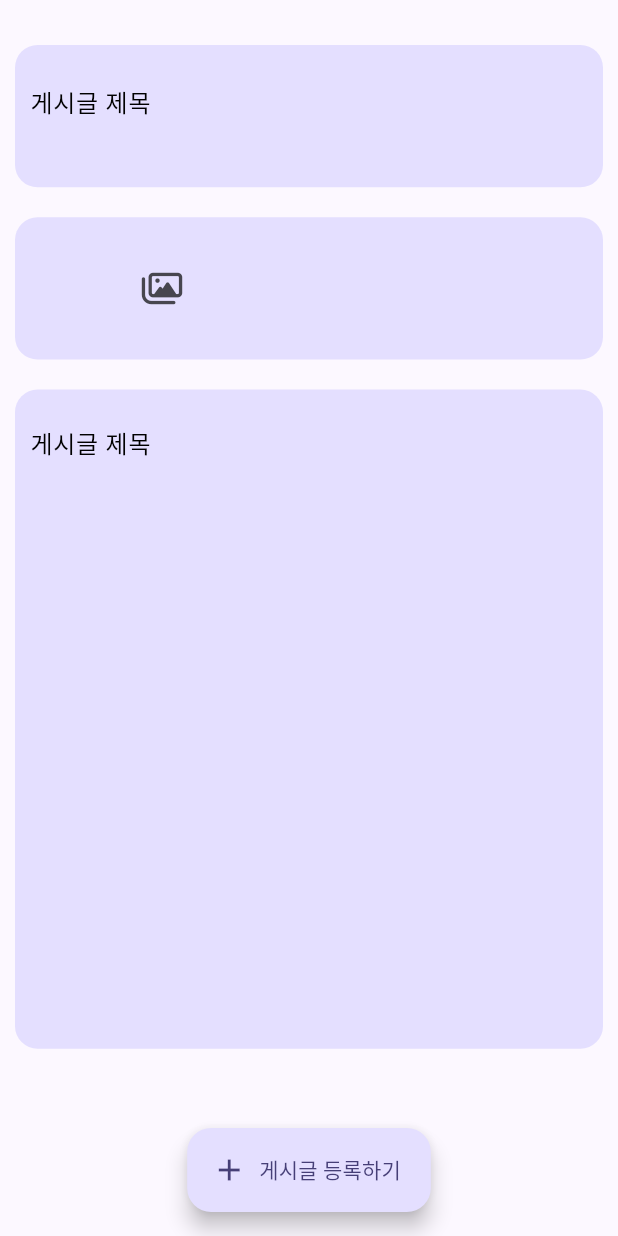
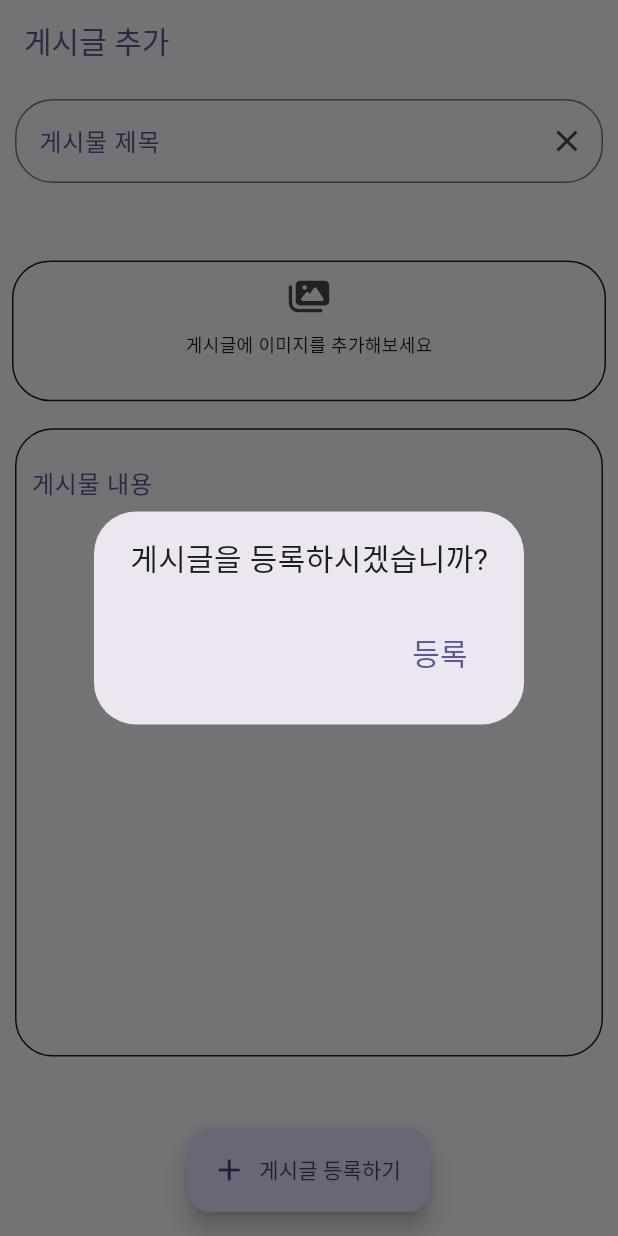
Before and after one commit to Pluteers/petmily-flutter-app, a Flutter app: the AddPostScreen screen opened directly with empty values, after a tap on "게시글 등록하기", on a phone screen of 412 x 824 dp. Run offline on Flutter 3.47's test engine with Material 2 defaults, Android fonts, the phone set to English and light mode, and no system bars; drawn by our look-alikes of dynamic_color; our stand-ins replace animated_text_kit, carousel_slider, dio, firebase_auth, font_awesome_flutter, image_picker and 2 more; missing offline and left inert: kakao_flutter_sdk, multiple_images_picker; accounts and stored records are empty; Roboto replaces fonts that are missing (PretendardVariation); statements that could not run were skipped.

Commit message:
add : image push server

```diff
--- a/lib/screens/post/add_post.dart
+++ b/lib/screens/post/add_post.dart
@@ -7,6 +7,7 @@ import 'package:multiple_images_picker/multiple_images_picker.dart';
 import 'package:carousel_slider/carousel_slider.dart';
 
 import 'package:petmily/providers/upload_image.dart';
+import 'package:petmily/widgets/variable_text.dart';
 
 class AddPostScreen extends StatefulWidget {
   const AddPostScreen({super.key, required this.channelId});
@@ -19,6 +20,7 @@ class AddPostScreen extends StatefulWidget {
 class _AddPostScreenState extends State<AddPostScreen> {
   List<Asset> images = <Asset>[];
   XFile? _pickedFile;
+  String? imageString;
 
   List<String>? imagePaths;
   _getCameraImage() async {
@@ -26,10 +28,10 @@ class _AddPostScreenState extends State<AddPostScreen> {
       maxImages: 300,
       enableCamera: true,
       selectedAssets: images,
-      cupertinoOptions: CupertinoOptions(takePhotoIcon: "chat"),
+      cupertinoOptions: CupertinoOptions(takePhotoIcon: "추가"),
       materialOptions: MaterialOptions(
         actionBarColor: "#abcdef",
-        actionBarTitle: "Example App",
+        actionBarTitle: "이미지 추가하기",
         allViewTitle: "All Photos",
         useDetailsView: false,
         selectCircleStrokeColor: "#000000",
@@ -57,63 +59,87 @@ class _AddPostScreenState extends State<AddPostScreen> {
     final height = MediaQuery.of(context).size.height;
     final dynamicColor = Theme.of(context).colorScheme;
     return Scaffold(
+      appBar: AppBar(
+          automaticallyImplyLeading: false,
+          title: Container(
+            width: width,
+            alignment: Alignment.centerLeft,
+            child: VariableText(
+              value: "게시글 추가",
+              size: 20,
+              wght: 500,
+              color: dynamicColor.surfaceTint,
+            ),
+          )),
       body: SafeArea(
           child: SizedBox(
         width: width,
         height: height,
         child: Column(
+          mainAxisAlignment: MainAxisAlignment.start,
           children: [
-            const SizedBox(
-              height: 20,
-            ),
             Expanded(
               flex: 1,
-              child: Container(
-                width: width,
-                height: 80,
-                margin: const EdgeInsets.all(10),
-                decoration: BoxDecoration(
-                    color: dynamicColor.primaryContainer,
-                    borderRadius: BorderRadius.circular(15)),
               child: Padding(
-                  padding: const EdgeInsets.all(10.0),
+                padding: const EdgeInsets.only(left: 10.0, right: 10, top: 10),
                 child: TextFormField(
                   controller: AddPost.postTitleController,
-                      decoration: const InputDecoration(
-                        border: InputBorder.none,
-                        labelText: '게시글 제목',
-                        labelStyle: TextStyle(
-                          color: Colors.black,
+                  obscureText: false,
+                  decoration: InputDecoration(
+                    labelText: '게시물 제목',
+                    labelStyle: TextStyle(color: dynamicColor.primary),
+                    suffixIcon: IconButton(
+                      icon: const Icon(Icons.close),
+                      onPressed: () {
+                        AddPost.postTitleController.clear();
+                      },
                     ),
-                      )),
+                    border: OutlineInputBorder(
+                        borderRadius: BorderRadius.circular(25),
+                        borderSide:
+                            BorderSide(width: 1, color: dynamicColor.primary)),
+                  ),
                 ),
               ),
             ),
             Expanded(
                 flex: 1,
+                child: Padding(
+                  padding: const EdgeInsets.all(8.0),
                   child: Container(
                     width: width,
-                  height: 100,
-                  margin: const EdgeInsets.all(10),
                     decoration: BoxDecoration(
-                      color: dynamicColor.primaryContainer,
-                      borderRadius: BorderRadius.circular(15)),
-                  child: SizedBox(
-                    child: Row(
+                        borderRadius: BorderRadius.circular(25),
+                        border: Border.all(
+                            width: 1, color: dynamicColor.onBackground)),
+                    child: images.isEmpty
+                        ? Column(
                             mainAxisAlignment: MainAxisAlignment.spaceEvenly,
                             children: [
                               Expanded(
+                                flex: 1,
                                 child: IconButton(
                                     onPressed: () {
                                       _getCameraImage();
                                     },
-                              icon: const FaIcon(FontAwesomeIcons.images)),
+                                    icon: const FaIcon(
+                                        FontAwesomeIcons.solidImages)),
                               ),
                               Expanded(
-                          child: images.isEmpty
-                              ? const SizedBox()
-                              : SizedBox(
-                                  height: 100,
+                                  child: const SizedBox(
+                                child: VariableText(
+                                  value: "게시글에 이미지를 추가해보세요",
+                                  size: 12,
+                                  wght: 300,
+                                ),
+                              ))
+                            ],
+                          )
+                        : Expanded(
+                            flex: 1,
+                            child: Padding(
+                              padding: const EdgeInsets.all(10.0),
+                              child: SizedBox(
                                 width: MediaQuery.of(context).size.width,
                                 child: ListView.builder(
                                     scrollDirection: Axis.horizontal,
@@ -121,39 +147,34 @@ class _AddPostScreenState extends State<AddPostScreen> {
                                     itemBuilder:
                                         (BuildContext context, int index) {
                                       Asset asset = images[index];
-                                        return AssetThumb(
+                                      return GestureDetector(
+                                        child: AssetThumb(
                                             asset: asset,
-                                            width: 80,
-                                            height: 80);
+                                            width: 500,
+                                            height: 500),
+                                        onTap: () {
+                                          showDialog(
+                                            context: context,
+                                            builder: (context) {
+                                              return Container(
+                                                width: width * .5,
+                                                height: height * .5,
+                                                child: AssetThumb(
+                                                  asset: asset,
+                                                  width: 500,
+                                                  height: 500,
+                                                  quality: 100,
+                                                ),
+                                              );
+                                            },
+                                          );
+                                        },
+                                      );
                                     }),
                               ),
-                        )
-                      ],
                             ),
                           ),
-                  // child: Row(
-                  //   children: [
-                  //     Expanded(
-                  //       child: Column(
-                  //         children: [
-                  //           Container(
-                  //             width: width,
-                  //             margin: const EdgeInsets.all(10),
-                  //             alignment: Alignment.centerLeft,
-                  //             child: const Text('이미지를 추가해보세요'),
-                  //           ),
-                  //           Container(
-                  //               alignment: Alignment.center,
-                  //               child: IconButton(
-                  //                 onPressed: () {},
-                  //                 icon: const Icon(Icons.photo_camera),
-                  //               )),
-                  //         ],
-                  //       ),
-                  //     ),
-                  //     Expanded(child: Text('이미지 미리보기 공간'))
-                  //   ],
-                  // ),
+                  ),
                 )),
             Expanded(
                 flex: 4,
@@ -161,22 +182,21 @@ class _AddPostScreenState extends State<AddPostScreen> {
                   width: width,
                   margin: const EdgeInsets.all(10),
                   decoration: BoxDecoration(
-                      color: dynamicColor.primaryContainer,
-                      borderRadius: BorderRadius.circular(15)),
+                      border: Border.all(
+                          width: 1, color: dynamicColor.onBackground),
+                      borderRadius: BorderRadius.circular(25)),
                   child: Padding(
                     padding: const EdgeInsets.only(
                         left: 10.0, right: 10.0, top: 8.0),
                     child: TextFormField(
                       controller: AddPost.postContentController,
+                      obscureText: false,
                       keyboardType: TextInputType.multiline,
-                        maxLines: null,
-                        decoration: const InputDecoration(
-                          border: InputBorder.none,
-                          labelText: '게시글 제목',
-                          labelStyle: TextStyle(
-                            color: Colors.black,
+                      decoration: InputDecoration(
+                          labelText: '게시물 내용',
+                          labelStyle: TextStyle(color: dynamicColor.primary),
+                          border: InputBorder.none),
                     ),
-                        )),
                   ),
                 )),
             const Expanded(flex: 1, child: SizedBox())
@@ -185,8 +205,30 @@ class _AddPostScreenState extends State<AddPostScreen> {
       )),
       floatingActionButton: FloatingActionButton.extended(
         onPressed: () {
-          // AddPost.addPost(widget.channelId);
-          UploadImage.uploadImage(images);
+          fetchData(images);
+          showDialog(
+            context: context,
+            builder: (context) {
+              return AlertDialog(
+                content: VariableText(
+                  value: "게시글을 등록하시겠습니까?",
+                  size: 20,
+                  wght: 300,
+                ),
+                actions: [
+                  TextButton(
+                      onPressed: () {
+                        AddPost.addPost(widget.channelId, imageString);
+                      },
+                      child: VariableText(
+                        value: "등록",
+                        size: 20,
+                        wght: 300,
+                      ))
+                ],
+              );
+            },
+          );
         },
         label: const Text('게시글 등록하기'),
         icon: const Icon(Icons.add),
@@ -194,4 +236,13 @@ class _AddPostScreenState extends State<AddPostScreen> {
       floatingActionButtonLocation: FloatingActionButtonLocation.centerFloat,
     );
   }
+
+  void fetchData(image) async {
+    String? value = await UploadImage().uploadImage(images);
+    setState(() {
+      UploadImage().uploadImage(image).then((value) {
+        imageString = value;
+      });
+    });
   }
+}
```
Lines whose indentation alone changed are shown as unchanged.
